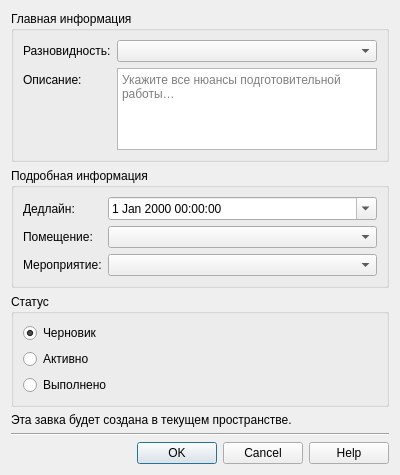
Above: app/ui/dialogs/create_work.ui from NTO-2nd-stage-ABP/ccms before the change. Below: the same form after it.
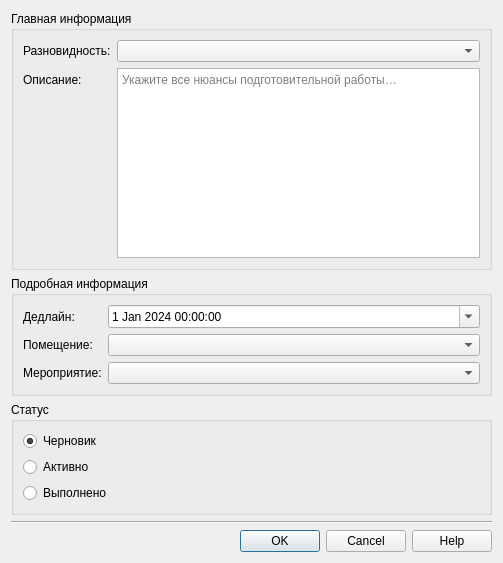
That is the form after the change.

Commit message: update dialogs ui for adding work and creating event

```diff
--- a/app/ui/dialogs/create_work.ui
+++ b/app/ui/dialogs/create_work.ui
@@ -6,15 +6,55 @@
    <rect>
     <x>0</x>
     <y>0</y>
-    <width>400</width>
-    <height>475</height>
+    <width>503</width>
+    <height>563</height>
    </rect>
   </property>
   <property name="windowTitle">
    <string>Создание завяки на проведение работ</string>
   </property>
-  <layout class="QVBoxLayout" name="verticalLayout">
+  <layout class="QGridLayout" name="gridLayout">
+   <item row="3" column="0">
+    <widget class="Line" name="formDivider">
+     <property name="orientation">
+      <enum>Qt::Horizontal</enum>
+     </property>
+    </widget>
+   </item>
+   <item row="2" column="0">
+    <widget class="QGroupBox" name="statusGroupBox">
+     <property name="title">
+      <string>Статус</string>
+     </property>
+     <layout class="QVBoxLayout" name="verticalLayout_3">
    <item>
+       <widget class="QRadioButton" name="draftRadioButton">
+        <property name="text">
+         <string>Черновик</string>
+        </property>
+        <property name="checked">
+         <bool>true</bool>
+        </property>
+       </widget>
+      </item>
+      <item>
+       <widget class="QRadioButton" name="activeRadioButton">
+        <property name="text">
+         <string>Активно</string>
+        </property>
+       </widget>
+      </item>
+      <item>
+       <widget class="QRadioButton" name="completedRadioButton">
+        <property name="text">
+         <string>Выполнено</string>
+        </property>
+       </widget>
+      </item>
+     </layout>
+    </widget>
+   </item>
+   <item row="0" column="0">
     <widget class="QGroupBox" name="mainInformationGroupBox">
      <property name="title">
       <string>Главная информация</string>
@@ -57,14 +97,12 @@
      </layout>
     </widget>
    </item>
-   <item>
+   <item row="1" column="0">
     <widget class="QGroupBox" name="detailedInformationGroupBox">
      <property name="title">
       <string>Подробная информация</string>
      </property>
-     <layout class="QVBoxLayout" name="verticalLayout_5">
-      <item>
-       <layout class="QFormLayout" name="detailedInformationFormLayout">
+     <layout class="QFormLayout" name="formLayout">
         <item row="0" column="0">
          <widget class="QLabel" name="deadlineLabel">
           <property name="text">
@@ -73,7 +111,17 @@
          </widget>
         </item>
         <item row="0" column="1">
-         <widget class="QDateTimeEdit" name="deadlineDateTimeEdit">
+       <widget class="QDateTimeEdit" name="dateDateTimeEdit">
+        <property name="dateTime">
+         <datetime>
+          <hour>0</hour>
+          <minute>0</minute>
+          <second>0</second>
+          <year>2024</year>
+          <month>1</month>
+          <day>1</day>
+         </datetime>
+        </property>
           <property name="calendarPopup">
            <bool>true</bool>
           </property>
@@ -100,71 +148,9 @@
          <widget class="QComboBox" name="eventComboBox"/>
         </item>
        </layout>
-      </item>
-     </layout>
     </widget>
    </item>
-   <item>
-    <widget class="QGroupBox" name="statusGroupBox">
-     <property name="title">
-      <string>Статус</string>
-     </property>
-     <layout class="QVBoxLayout" name="verticalLayout_3">
-      <item>
-       <widget class="QRadioButton" name="draftRadioButton">
-        <property name="text">
-         <string>Черновик</string>
-        </property>
-        <property name="checked">
-         <bool>true</bool>
-        </property>
-       </widget>
-      </item>
-      <item>
-       <widget class="QRadioButton" name="activeRadioButton">
-        <property name="text">
-         <string>Активно</string>
-        </property>
-       </widget>
-      </item>
-      <item>
-       <widget class="QRadioButton" name="completedRadioButton">
-        <property name="text">
-         <string>Выполнено</string>
-        </property>
-       </widget>
-      </item>
-     </layout>
-    </widget>
-   </item>
-   <item>
-    <spacer name="formVerticalSpacer">
-     <property name="orientation">
-      <enum>Qt::Vertical</enum>
-     </property>
-     <property name="sizeHint" stdset="0">
-      <size>
-       <width>20</width>
-       <height>40</height>
-      </size>
-     </property>
-    </spacer>
-   </item>
-   <item>
-    <widget class="QLabel" name="formHelpText">
-     <property name="text">
-      <string>Эта завка будет создана в текущем пространстве.</string>
-     </property>
-    </widget>
-   </item>
-   <item>
-    <widget class="Line" name="formDivider">
-     <property name="orientation">
-      <enum>Qt::Horizontal</enum>
-     </property>
-    </widget>
-   </item>
-   <item>
+   <item row="4" column="0">
     <widget class="QDialogButtonBox" name="buttonBox">
      <property name="orientation">
       <enum>Qt::Horizontal</enum>
```
Lines whose indentation alone changed are shown as unchanged. The commit also changes 4 other files.
